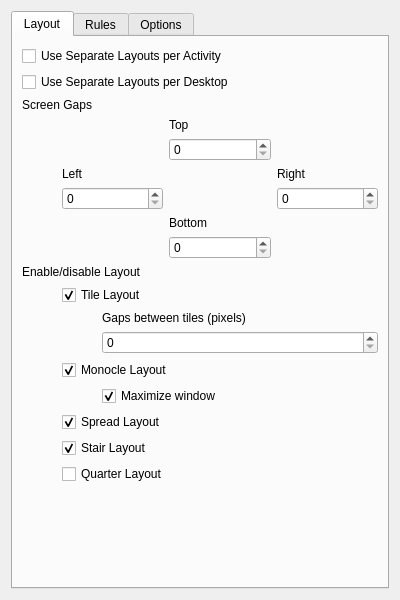
Above: res/config.ui from Bismuth-Forge/bismuth before the change. Below: the same form after it.
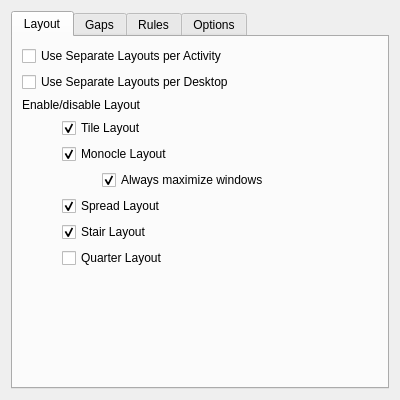
That is the form after the change.

Commit message:
organize config UI
 * split gap settings into a new tab
 * rename & re-label some widgets
 * remove superficial tab index info

What changed in the file:
```diff
--- a/res/config.ui
+++ b/res/config.ui
@@ -7,7 +7,7 @@
     <x>0</x>
     <y>0</y>
     <width>400</width>
-    <height>600</height>
+    <height>400</height>
    </rect>
   </property>
   <property name="windowTitle">
@@ -39,17 +39,135 @@
         </widget>
        </item>
        <item>
+        <widget class="QLabel" name="enableLayoutsLabel">
+         <property name="text">
+          <string>Enable/disable Layout</string>
+         </property>
+        </widget>
+       </item>
+       <item>
+        <layout class="QVBoxLayout" name="enableLayoutsLayout">
+         <property name="leftMargin">
+          <number>40</number>
+         </property>
+         <item>
+          <widget class="QCheckBox" name="kcfg_enableTileLayout">
+           <property name="text">
+            <string>Tile Layout</string>
+           </property>
+           <property name="checked">
+            <bool>true</bool>
+           </property>
+           <property name="tristate">
+            <bool>false</bool>
+           </property>
+          </widget>
+         </item>
+         <item>
+          <widget class="QCheckBox" name="kcfg_enableMonocleLayout">
+           <property name="text">
+            <string>Monocle Layout</string>
+           </property>
+           <property name="checked">
+            <bool>true</bool>
+           </property>
+          </widget>
+         </item>
+         <item>
+          <layout class="QVBoxLayout" name="monocleLayoutConfigLayout">
+           <property name="leftMargin">
+            <number>40</number>
+           </property>
+           <item>
+            <widget class="QCheckBox" name="kcfg_monocleMaximize">
+             <property name="text">
+              <string>Always maximize windows</string>
+             </property>
+             <property name="checked">
+              <bool>true</bool>
+             </property>
+            </widget>
+           </item>
+          </layout>
+         </item>
+         <item>
+          <widget class="QCheckBox" name="kcfg_enableSpreadLayout">
+           <property name="text">
+            <string>Spread Layout</string>
+           </property>
+           <property name="checked">
+            <bool>true</bool>
+           </property>
+          </widget>
+         </item>
+         <item>
+          <widget class="QCheckBox" name="kcfg_enableStairLayout">
+           <property name="text">
+            <string>Stair Layout</string>
+           </property>
+           <property name="checked">
+            <bool>true</bool>
+           </property>
+          </widget>
+         </item>
+         <item>
+          <widget class="QCheckBox" name="kcfg_enableQuarterLayout">
+           <property name="text">
+            <string>Quarter Layout</string>
+           </property>
+          </widget>
+         </item>
+        </layout>
+       </item>
+       <item>
+        <spacer name="layoutTabVerticalSpacer">
+         <property name="orientation">
+          <enum>Qt::Vertical</enum>
+         </property>
+         <property name="sizeHint" stdset="0">
+          <size>
+           <width>20</width>
+           <height>40</height>
+          </size>
+         </property>
+        </spacer>
+       </item>
+      </layout>
+     </widget>
+     <widget class="QWidget" name="gapsTab">
+      <attribute name="title">
+       <string>Gaps</string>
+      </attribute>
+      <layout class="QVBoxLayout" name="verticalLayout_5">
+       <item>
         <widget class="QLabel" name="screenGapLabel">
          <property name="text">
-          <string>Screen Gaps</string>
+          <string>Screen Gaps (pixels)</string>
          </property>
         </widget>
        </item>
        <item>
         <layout class="QGridLayout" name="screenGapLayout">
          <property name="leftMargin">
-          <number>40</number>
+          <number>20</number>
          </property>
+         <property name="rightMargin">
+          <number>20</number>
+         </property>
+         <item row="1" column="2">
+          <widget class="QLabel" name="screenGapTop">
+           <property name="text">
+            <string>Top</string>
+           </property>
+          </widget>
+         </item>
+         <item row="2" column="2">
+          <widget class="QSpinBox" name="kcfg_screenGapTop">
+           <property name="maximum">
+            <number>500</number>
+           </property>
+          </widget>
+         </item>
          <item row="3" column="0">
           <widget class="QLabel" name="screenGapLeft">
            <property name="text">
@@ -109,37 +227,9 @@
         </layout>
        </item>
        <item>
-        <widget class="QLabel" name="label">
-         <property name="text">
-          <string>Enable/disable Layout</string>
-         </property>
-        </widget>
-       </item>
+        <layout class="QHBoxLayout" name="tileGapLayout">
        <item>
-        <layout class="QVBoxLayout" name="verticalLayout_3">
-         <property name="leftMargin">
-          <number>40</number>
-         </property>
-         <item>
-          <widget class="QCheckBox" name="kcfg_enableTileLayout">
-           <property name="text">
-            <string>Tile Layout</string>
-           </property>
-           <property name="checked">
-            <bool>true</bool>
-           </property>
-           <property name="tristate">
-            <bool>false</bool>
-           </property>
-          </widget>
-         </item>
-         <item>
-          <layout class="QVBoxLayout" name="tileLayoutConfigLayout">
-           <property name="leftMargin">
-            <number>40</number>
-           </property>
-           <item>
-            <widget class="QLabel" name="tileLayoutGapLabel">
+          <widget class="QLabel" name="tileGapLabel">
              <property name="text">
               <string>Gaps between tiles (pixels)</string>
              </property>
@@ -155,63 +245,7 @@
           </layout>
          </item>
          <item>
-          <widget class="QCheckBox" name="kcfg_enableMonocleLayout">
-           <property name="text">
-            <string>Monocle Layout</string>
-           </property>
-           <property name="checked">
-            <bool>true</bool>
-           </property>
-          </widget>
-         </item>
-         <item>
-          <layout class="QVBoxLayout" name="monocleLayoutConfigLayout">
-           <property name="leftMargin">
-            <number>40</number>
-           </property>
-           <item>
-            <widget class="QCheckBox" name="kcfg_monocleMaximize">
-             <property name="text">
-              <string>Maximize window</string>
-             </property>
-             <property name="checked">
-              <bool>true</bool>
-             </property>
-            </widget>
-           </item>
-          </layout>
-         </item>
-         <item>
-          <widget class="QCheckBox" name="kcfg_enableSpreadLayout">
-           <property name="text">
-            <string>Spread Layout</string>
-           </property>
-           <property name="checked">
-            <bool>true</bool>
-           </property>
-          </widget>
-         </item>
-         <item>
-          <widget class="QCheckBox" name="kcfg_enableStairLayout">
-           <property name="text">
-            <string>Stair Layout</string>
-           </property>
-           <property name="checked">
-            <bool>true</bool>
-           </property>
-          </widget>
-         </item>
-         <item>
-          <widget class="QCheckBox" name="kcfg_enableQuarterLayout">
-           <property name="text">
-            <string>Quarter Layout</string>
-           </property>
-          </widget>
-         </item>
-        </layout>
-       </item>
-       <item>
-        <spacer name="verticalSpacer_2">
+        <spacer name="gapsTabVerticalSpacer">
          <property name="orientation">
           <enum>Qt::Vertical</enum>
          </property>
```
Left out of the diff: 44 changed lines with no effect on the pictures. Lines whose indentation alone changed are shown as unchanged.
